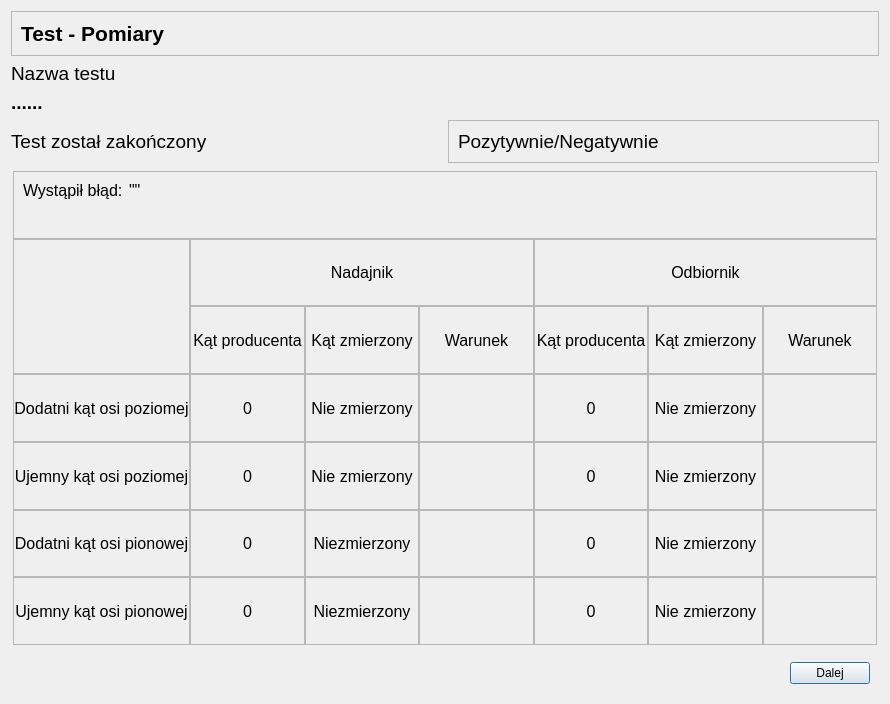
The window that CzujkiLinioweApp/oknopodsumowanietestu.ui (wiacekmarcin/CzujkiLiniowe) describes before a commit, drawn with Qt 5.
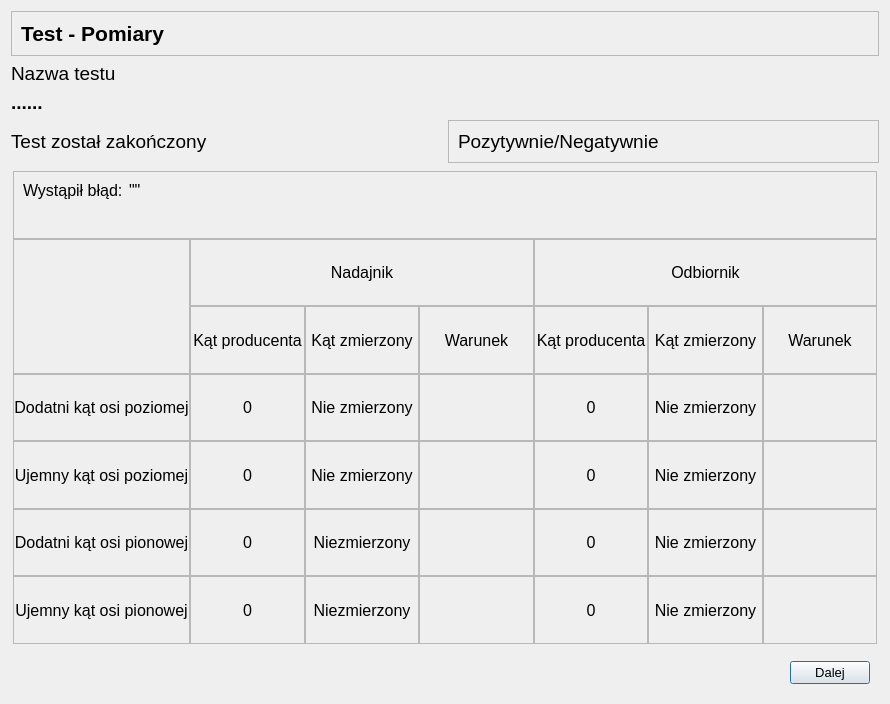
The same window after the commit. The open tabs and pages were chosen to show the change. Icons and pictures are not drawn.

What changed in the file:
```diff
--- a/CzujkiLinioweApp/oknopodsumowanietestu.ui
+++ b/CzujkiLinioweApp/oknopodsumowanietestu.ui
@@ -16,6 +16,12 @@
     <height>1200</height>
    </size>
   </property>
+  <property name="font">
+   <font>
+    <family>Arial</family>
+    <pointsize>10</pointsize>
+   </font>
+  </property>
   <property name="windowTitle">
    <string>Parametry Testu - Podsumowanie testu</string>
   </property>
@@ -553,6 +559,7 @@
         <widget class="QLabel" name="zaleznosckatowa_2katproducent">
          <property name="font">
           <font>
+           <family>Arial</family>
            <pointsize>12</pointsize>
           </font>
          </property>
@@ -577,6 +584,7 @@
         <widget class="QLabel" name="zaleznosckatowa_3katproducent">
          <property name="font">
           <font>
+           <family>Arial</family>
            <pointsize>12</pointsize>
           </font>
          </property>
@@ -601,6 +609,7 @@
         <widget class="QLabel" name="zaleznosckatowaujemnykatosipionowej">
          <property name="font">
           <font>
+           <family>Arial</family>
            <pointsize>12</pointsize>
           </font>
          </property>
@@ -625,6 +634,7 @@
         <widget class="QLabel" name="zaleznosckatowa_7_kat">
          <property name="font">
           <font>
+           <family>Arial</family>
            <pointsize>12</pointsize>
           </font>
          </property>
@@ -649,6 +659,7 @@
         <widget class="QLabel" name="zaleznosckatowa_4katproducent">
          <property name="font">
           <font>
+           <family>Arial</family>
            <pointsize>12</pointsize>
           </font>
          </property>
@@ -697,6 +708,7 @@
         <widget class="QLabel" name="zaleznosckatowa_2_kat">
          <property name="font">
           <font>
+           <family>Arial</family>
            <pointsize>12</pointsize>
           </font>
          </property>
@@ -721,6 +733,7 @@
         <widget class="QLabel" name="zaleznosckatowa_wyniki_1">
          <property name="font">
           <font>
+           <family>Arial</family>
            <pointsize>12</pointsize>
           </font>
          </property>
@@ -766,6 +779,7 @@
         <widget class="QLabel" name="zaleznosckatowa_8_kat">
          <property name="font">
           <font>
+           <family>Arial</family>
            <pointsize>12</pointsize>
           </font>
          </property>
@@ -811,6 +825,7 @@
         <widget class="QLabel" name="zaleznosckatowa_7katproducent">
          <property name="font">
           <font>
+           <family>Arial</family>
            <pointsize>12</pointsize>
           </font>
          </property>
@@ -835,6 +850,7 @@
         <widget class="QLabel" name="zaleznosckatowadodatnikatosipionowej">
          <property name="font">
           <font>
+           <family>Arial</family>
            <pointsize>12</pointsize>
           </font>
          </property>
@@ -859,6 +875,7 @@
         <widget class="QLabel" name="zaleznosckatowa_8katproducent">
          <property name="font">
           <font>
+           <family>Arial</family>
            <pointsize>12</pointsize>
           </font>
          </property>
@@ -883,6 +900,7 @@
         <widget class="QLabel" name="zaleznosckatowa_5_kat">
          <property name="font">
           <font>
+           <family>Arial</family>
            <pointsize>12</pointsize>
           </font>
          </property>
@@ -907,6 +925,7 @@
         <widget class="QLabel" name="zaleznosckatowaujemnykatosipoziomej">
          <property name="font">
           <font>
+           <family>Arial</family>
            <pointsize>12</pointsize>
           </font>
          </property>
@@ -931,6 +950,7 @@
         <widget class="QLabel" name="zaleznosckatowa_wyniki_4">
          <property name="font">
           <font>
+           <family>Arial</family>
            <pointsize>12</pointsize>
           </font>
          </property>
@@ -952,6 +972,7 @@
         <widget class="QLabel" name="zaleznosckatowa_4_kat">
          <property name="font">
           <font>
+           <family>Arial</family>
            <pointsize>12</pointsize>
           </font>
          </property>
@@ -1024,6 +1045,7 @@
         <widget class="QLabel" name="zaleznosckatowa_1_kat">
          <property name="font">
           <font>
+           <family>Arial</family>
            <pointsize>12</pointsize>
           </font>
          </property>
@@ -1048,6 +1070,7 @@
         <widget class="QLabel" name="zaleznosckatowa_6_kat">
          <property name="font">
           <font>
+           <family>Arial</family>
            <pointsize>12</pointsize>
           </font>
          </property>
@@ -1072,6 +1095,7 @@
         <widget class="QLabel" name="zaleznosckatowa_6katproducent">
          <property name="font">
           <font>
+           <family>Arial</family>
            <pointsize>12</pointsize>
           </font>
          </property>
@@ -1144,6 +1168,7 @@
         <widget class="QLabel" name="zaleznosckatowa_wyniki_3">
          <property name="font">
           <font>
+           <family>Arial</family>
            <pointsize>12</pointsize>
           </font>
          </property>
@@ -1165,6 +1190,7 @@
         <widget class="QLabel" name="zaleznosckatowa_5katproducent">
          <property name="font">
           <font>
+           <family>Arial</family>
            <pointsize>12</pointsize>
           </font>
          </property>
@@ -1189,6 +1215,7 @@
         <widget class="QLabel" name="zaleznosckatowa_wyniki_2">
          <property name="font">
           <font>
+           <family>Arial</family>
            <pointsize>12</pointsize>
           </font>
          </property>
@@ -1210,6 +1237,7 @@
         <widget class="QLabel" name="zaleznosckatowadodatnikkatosipoziomej">
          <property name="font">
           <font>
+           <family>Arial</family>
            <pointsize>12</pointsize>
           </font>
          </property>
@@ -1234,6 +1262,7 @@
         <widget class="QLabel" name="zaleznosckatowa_1katproducent">
          <property name="font">
           <font>
+           <family>Arial</family>
            <pointsize>12</pointsize>
           </font>
          </property>
@@ -1258,6 +1287,7 @@
         <widget class="QLabel" name="zaleznosckatowa_3_kat">
          <property name="font">
           <font>
+           <family>Arial</family>
            <pointsize>12</pointsize>
           </font>
          </property>
@@ -1303,6 +1333,7 @@
         <widget class="QLabel" name="zaleznosckatowa_wyniki_5">
          <property name="font">
           <font>
+           <family>Arial</family>
            <pointsize>12</pointsize>
           </font>
          </property>
@@ -1324,6 +1355,7 @@
         <widget class="QLabel" name="zaleznosckatowa_wyniki_6">
          <property name="font">
           <font>
+           <family>Arial</family>
            <pointsize>12</pointsize>
           </font>
          </property>
@@ -1345,6 +1377,7 @@
         <widget class="QLabel" name="zaleznosckatowa_wyniki_7">
          <property name="font">
           <font>
+           <family>Arial</family>
            <pointsize>12</pointsize>
           </font>
          </property>
@@ -1366,6 +1399,7 @@
         <widget class="QLabel" name="zaleznosckatowa_wyniki_8">
          <property name="font">
           <font>
+           <family>Arial</family>
            <pointsize>12</pointsize>
           </font>
          </property>
```
Left out of the diff: 64 changed lines with no effect on the pictures.
